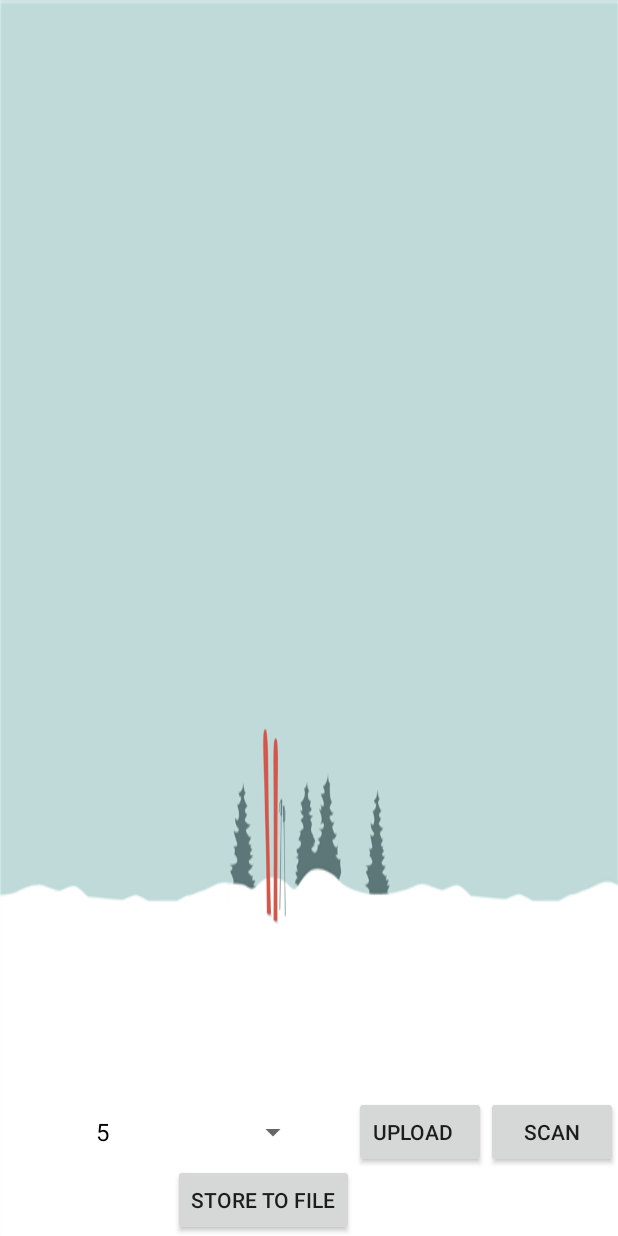
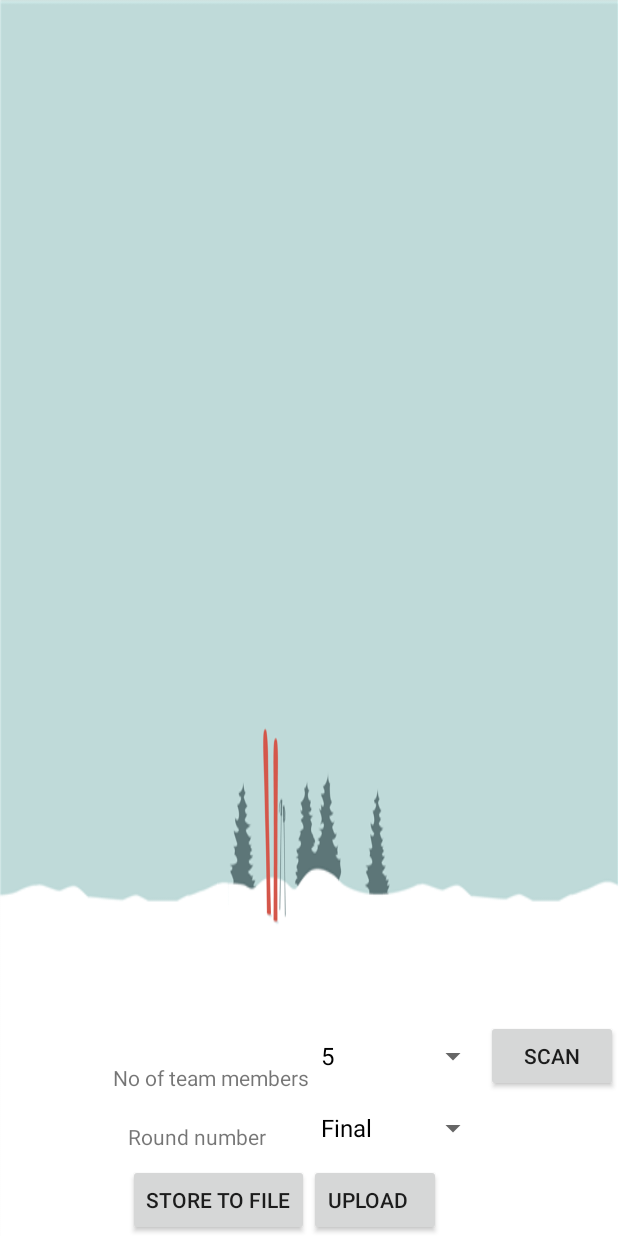
Before and after one commit to aravindgg55/Events-App, an Android app: the Event screen opened directly, with no data from a screen before it, on a phone screen of 412 x 824 dp. Run offline under Robolectric (Android 15) with nearby library versions, the phone set to English and light mode, and no system bars.

```diff
--- a/app/src/main/AndroidManifest.xml
+++ b/app/src/main/AndroidManifest.xml
@@ -3,6 +3,7 @@
     package="com.example.aravind.techies">
 
     <uses-permission android:name="android.permission.CAMERA" />
+    <uses-permission android:name="android.permission.INTERNET" />
     <uses-permission android:name="android.permission.WRITE_EXTERNAL_STORAGE" />
     <uses-permission android:name="android.permission.READ_EXTERNAL_STORAGE" />
 
--- a/app/src/main/java/com/example/aravind/techies/Scanner.java
+++ b/app/src/main/java/com/example/aravind/techies/Scanner.java
@@ -43,6 +43,7 @@ public class Scanner extends Activity implements ZXingScannerView.ResultHandler{
         super.onCreate(savedInstanceState);
         intent = getIntent();
         count  = intent.getIntExtra(Event.TEAM_COUNT, 0);
+
         setContentView(R.layout.scan);
         z=new ZXingScannerView(this);
         linearLayout=(LinearLayout)findViewById(R.id.lv);
--- a/app/src/main/java/com/example/aravind/techies/UploadService.java
+++ b/app/src/main/java/com/example/aravind/techies/UploadService.java
@@ -14,10 +14,6 @@ public class UploadService extends IntentService {
     protected void onHandleIntent(Intent intent) {
         if (intent != null) {
 
-
-
         }
     }
-
-
 }
--- a/app/src/main/res/layout/event.xml
+++ b/app/src/main/res/layout/event.xml
@@ -19,8 +19,7 @@
         android:layout_height="wrap_content"
         android:text="Scan"
         android:id="@+id/button_scan"
-        android:layout_marginBottom="45dp"
-        android:layout_alignParentBottom="true"
+        android:layout_alignTop="@+id/spinner"
         android:layout_alignParentEnd="true" />
 
     <Button
@@ -29,8 +28,8 @@
         android:layout_height="wrap_content"
         android:text="UPLOAD   "
         android:id="@+id/button_upload"
-        android:layout_alignTop="@+id/button_scan"
-        android:layout_toStartOf="@+id/button_scan" />
+        android:layout_alignParentBottom="true"
+        android:layout_toEndOf="@+id/textView" />
 
     <TextView
         android:layout_width="wrap_content"
@@ -43,12 +42,20 @@
         android:layout_centerHorizontal="true" />
 
     <Spinner
-        android:layout_width="150dp"
+        android:layout_width="120dp"
         android:layout_height="wrap_content"
         android:id="@+id/spinner"
         android:spinnerMode="dropdown"
-        android:layout_alignBottom="@+id/button_upload"
-        android:layout_toStartOf="@+id/codes_count" />
+        android:layout_above="@+id/level_spinner"
+        android:layout_alignStart="@+id/level_spinner" />
+
+    <Spinner
+        android:layout_width="120dp"
+        android:layout_height="wrap_content"
+        android:id="@+id/level_spinner"
+        android:spinnerMode="dropdown"
+        android:layout_above="@+id/button_upload"
+        android:layout_alignStart="@+id/textView" />
 
     <Button
         android:layout_width="wrap_content"
@@ -58,13 +65,31 @@
         android:nestedScrollingEnabled="false"
         android:onClick="storeToFile"
         android:layout_alignParentBottom="true"
-        android:layout_toStartOf="@+id/button_upload" />
+        android:layout_toStartOf="@+id/codes_count" />
 
     <ListView
         android:layout_width="match_parent"
         android:layout_height="300dp"
         android:id="@+id/teamList"
         android:layout_below="@+id/textView"
-        android:layout_alignParentStart="true"
-        android:layout_marginTop="48dp" />
+        android:layout_alignEnd="@+id/button_scan"
+        android:layout_above="@+id/button_scan" />
+
+    <TextView
+        android:layout_width="wrap_content"
+        android:layout_height="wrap_content"
+        android:text="No of team members"
+        android:id="@+id/textView2"
+        android:layout_alignBottom="@+id/button_scan"
+        android:layout_toStartOf="@+id/level_spinner" />
+
+    <TextView
+        android:layout_width="wrap_content"
+        android:layout_height="wrap_content"
+        android:text="Round number"
+        android:layout_marginTop="20dp"
+        android:id="@+id/textView3"
+        android:layout_below="@+id/spinner"
+        android:layout_alignStart="@+id/button_store" />
+
 </RelativeLayout>
--- /dev/null
+++ b/app/src/main/res/values/level_spinner_values.xml
@@ -0,0 +1,10 @@
+<?xml version="1.0" encoding="utf-8"?>
+<resources>
+    <string-array name="level_spinner_val">
+        <item>Final</item>
+        <item>4</item>
+        <item>3</item>
+        <item>2</item>
+        <item>1</item>
+    </string-array>
+</resources>
```
Also changed, not shown: app/src/main/java/com/example/aravind/techies/Event.java (+134 -32 lines), app/src/main/java/com/example/aravind/techies/Utility.java (+17 -24 lines), 176 other files.
